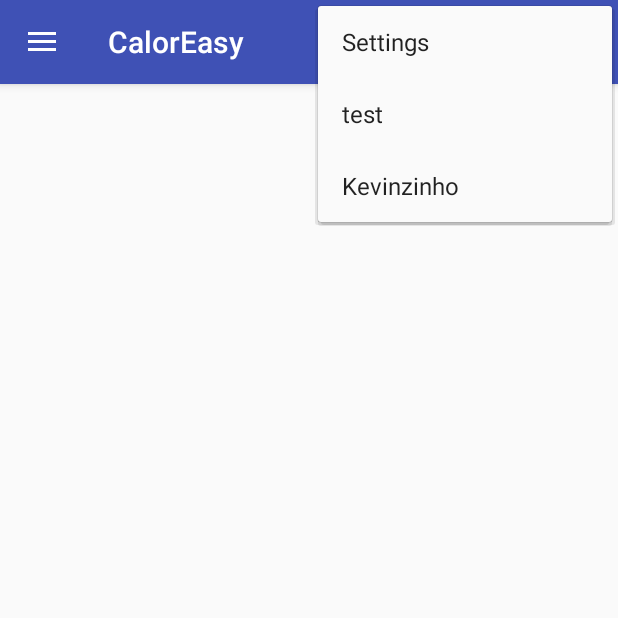
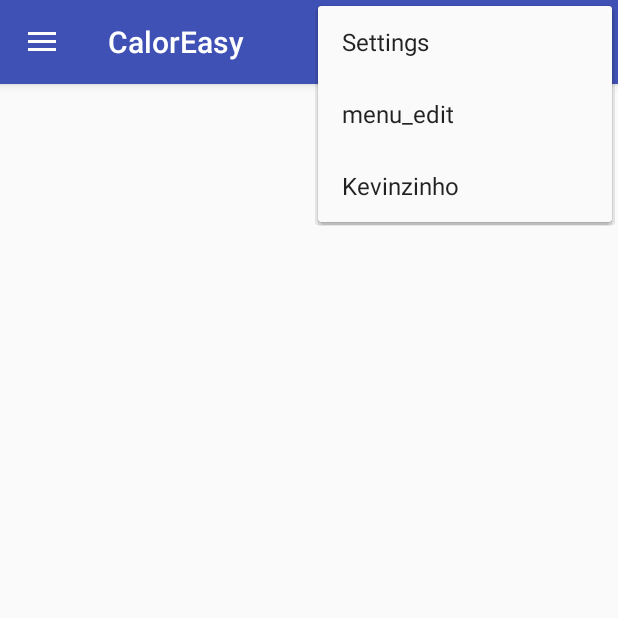
Before and after one commit to Miggel4/WIP_CalorEasy, an Android app: the screen it shows after launch (Dashboard_Init), with the options menu open, on a phone screen of 412 x 824 dp, the top half of it. Run offline under Robolectric (Android 15) with nearby library versions, the phone set to English and light mode, and no system bars.

Commit message:
SS - test

```diff
--- a/app/src/main/java/wip/fhdw/caloreasy/activities/Dashboard/Dashboard_Init.java
+++ b/app/src/main/java/wip/fhdw/caloreasy/activities/Dashboard/Dashboard_Init.java
@@ -64,7 +64,7 @@ public class Dashboard_Init extends AppCompatActivity {
         if (id == R.id.action_settings) {
             startActivity(new Intent(this, Settings_Init.class));
             return true;
-        }else if(id == R.id.action_test){
+        }else if(id == R.id.menu_edit){
             startActivity(new Intent(this, Menu_Edit_Init.class));
             return true;
         }else if(id == R.id.action_test2) {
--- a/app/src/main/res/menu/dashboard.xml
+++ b/app/src/main/res/menu/dashboard.xml
@@ -9,9 +9,9 @@
 
 
     <item
-        android:id="@+id/action_test"
+        android:id="@+id/menu_edit"
         android:orderInCategory="100"
-        android:title="test"
+        android:title="menu_edit"
         app:showAsAction="never" />
 
     <item
```
Also changed, not shown: app/src/main/res/values/styles.xml (+2 -7 lines).
